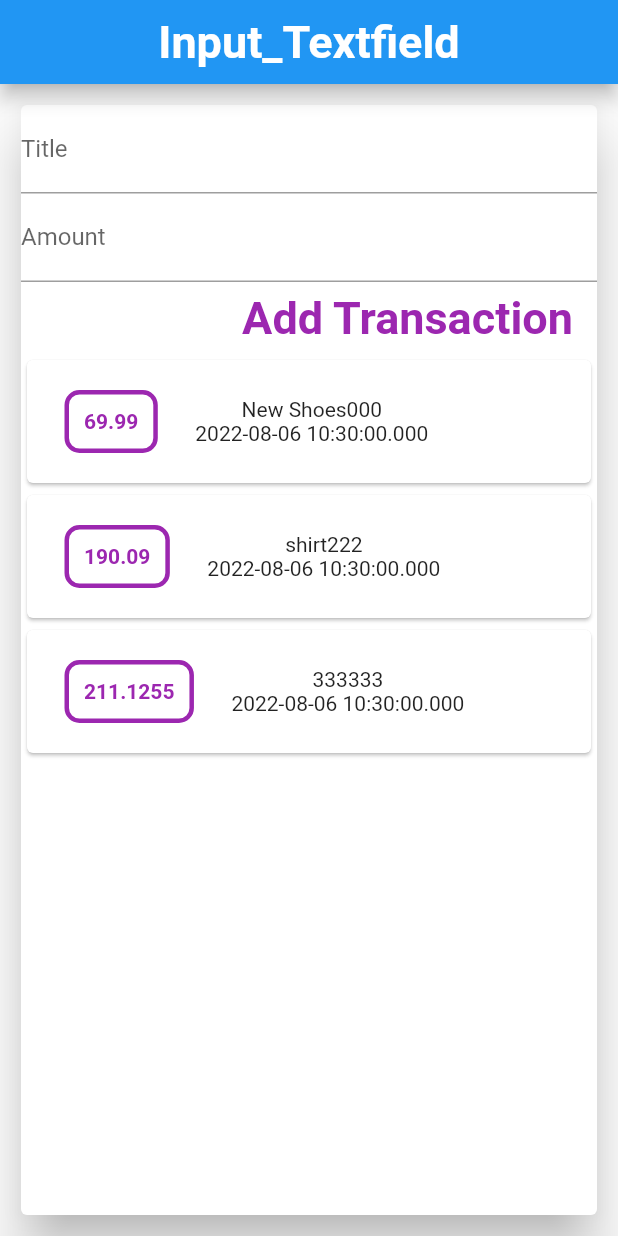
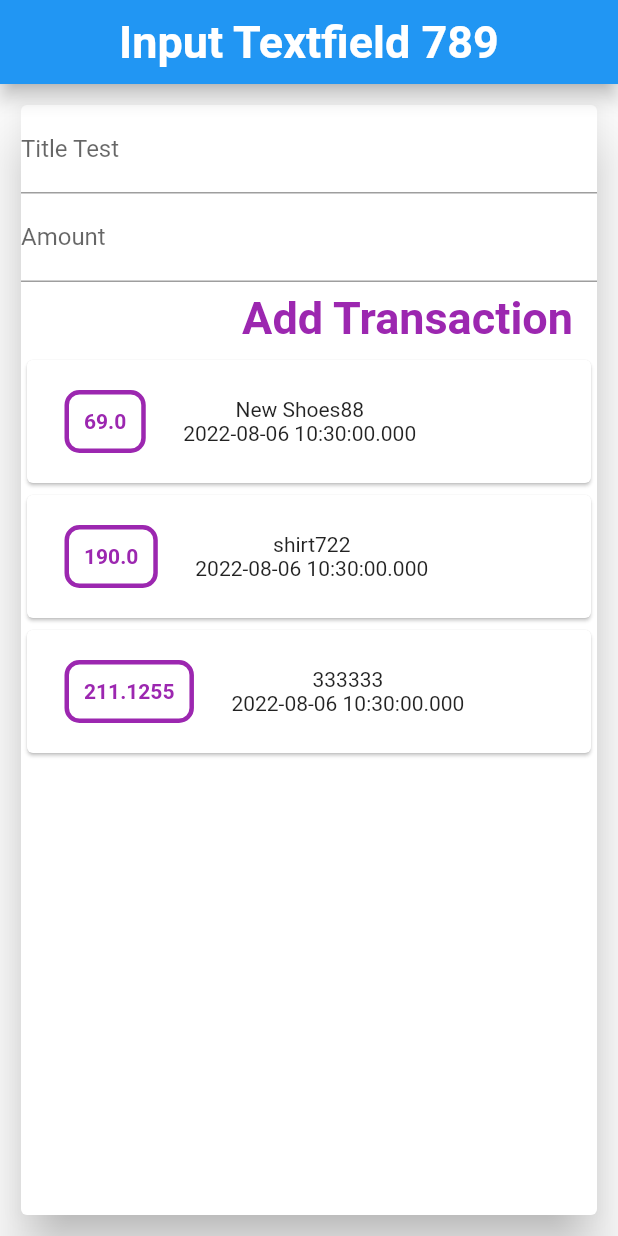
Before and after one commit to ponganan/input_textfield, a Flutter app: the screen it shows after launch, on a phone screen of 412 x 824 dp. Run offline on Flutter 3.47's test engine with Material 2 defaults, Android fonts, the phone set to English and light mode, and no system bars.

Commit message:
6/8/2022

```diff
--- a/lib/main.dart
+++ b/lib/main.dart
@@ -18,14 +18,14 @@ class _InputTFState extends State<InputTF> {
   final List<Transaction> transaction = [
     Transaction(
       id: 't1',
-      title: 'New Shoes000',
-      amount: 69.99,
+      title: 'New Shoes88',
+      amount: 69.00,
       date: DateTime.now(),
     ),
     Transaction(
       id: 't2',
-      title: 'shirt222',
-      amount: 190.09,
+      title: 'shirt722',
+      amount: 190.00,
       date: DateTime.now(),
     ),
     Transaction(
@@ -44,7 +44,7 @@ class _InputTFState extends State<InputTF> {
           centerTitle: true,
           elevation: 5,
           title: Text(
-            'Input_Textfield',
+            'Input Textfield 789',
             style: TextStyle(
               fontSize: 30,
               fontWeight: FontWeight.bold,
@@ -60,7 +60,7 @@ class _InputTFState extends State<InputTF> {
               children: [
                 TextField(
                   decoration: InputDecoration(
-                    labelText: ('Title'),
+                    labelText: ('Title Test'),
                   ),
                   controller: titleController,
                 ),
```
